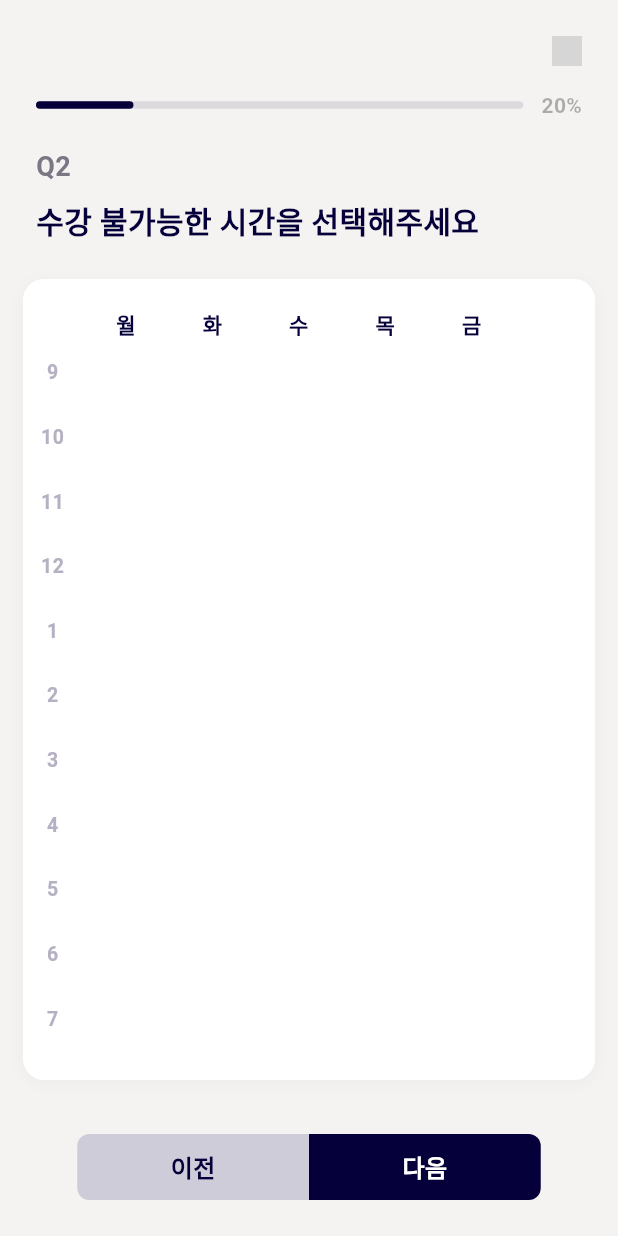
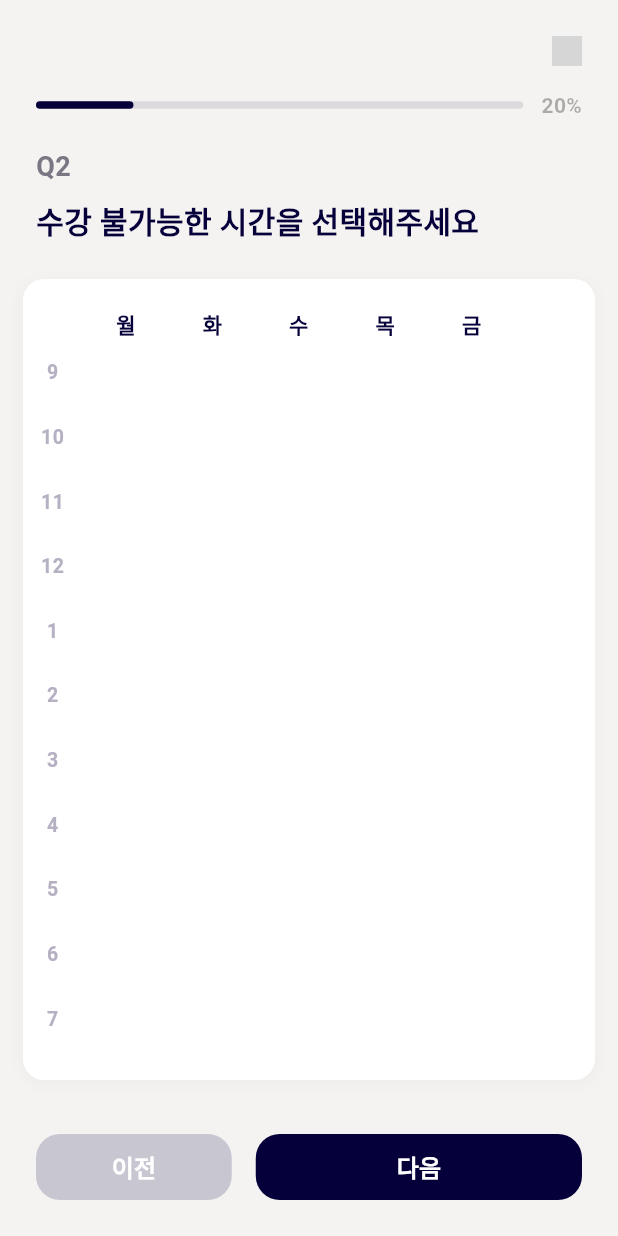
Before and after one commit to dwkim0101/ciffy-application, a Flutter app: the TimetableQ2 screen opened directly with empty values, on a phone screen of 412 x 824 dp. Run offline on Flutter 3.47's test engine with Material 3 defaults, Android fonts, the phone set to English and light mode, and no system bars; our stand-ins replace flutter_svg; Roboto replaces fonts that are missing (Pretendard); project files that could hold a hidden picture were left out; grey boxes are pictures that could not be loaded.

Commit message:
🐛 Button design bug fixed

```diff
--- a/lib/screens/timetable/timetable_q2.dart
+++ b/lib/screens/timetable/timetable_q2.dart
@@ -419,62 +419,55 @@ class TimetableQ2ButtonBar extends StatelessWidget {
   @override
   Widget build(BuildContext context) {
     return Center(
-      child: Container(
-        width: 309,
-        height: 44,
-        decoration: BoxDecoration(
-          color: Colors.white,
-          borderRadius: BorderRadius.circular(8),
-        ),
       child: Row(
+        mainAxisAlignment: MainAxisAlignment.center,
         children: [
           Expanded(
-              child: GestureDetector(
-                onTap: onPrev,
-                child: Container(
+            flex: 3,
+            child: SizedBox(
               height: 44,
-                  decoration: const BoxDecoration(
-                    color: Color(0x3306003A), // #06003A, 20% opacity
-                    borderRadius: BorderRadius.only(
-                      topLeft: Radius.circular(8),
-                      bottomLeft: Radius.circular(8),
+              child: ElevatedButton(
+                onPressed: onPrev,
+                style: ElevatedButton.styleFrom(
+                  backgroundColor: const Color(0xFFC8C6D1), // 연보라
+                  foregroundColor: Colors.white,
+                  shape: RoundedRectangleBorder(
+                    borderRadius: BorderRadius.circular(16),
                   ),
+                  elevation: 0,
                 ),
-                  child: const Center(
-                    child: Text(
+                child: const Text(
                   '이전',
                   style: TextStyle(
                     fontFamily: 'Pretendard',
                     fontWeight: FontWeight.w600,
                     fontSize: 16,
-                        color: Color(0xFF06003A),
                   ),
                 ),
               ),
             ),
           ),
+          const SizedBox(width: 16),
+          Expanded(
+            flex: 5,
+            child: SizedBox(
+              height: 44,
+              child: ElevatedButton(
+                onPressed: onNext,
+                style: ElevatedButton.styleFrom(
+                  backgroundColor: const Color(0xFF06003A), // 남색
+                  foregroundColor: Colors.white,
+                  shape: RoundedRectangleBorder(
+                    borderRadius: BorderRadius.circular(16),
                   ),
-            Expanded(
-              child: GestureDetector(
-                onTap: onNext,
-                child: Container(
-                  height: 44,
-                  decoration: const BoxDecoration(
-                    color: Color(0xFF06003A),
-                    borderRadius: BorderRadius.only(
-                      topRight: Radius.circular(8),
-                      bottomRight: Radius.circular(8),
+                  elevation: 0,
                 ),
-                  ),
-                  child: const Center(
-                    child: Text(
+                child: const Text(
                   '다음',
                   style: TextStyle(
                     fontFamily: 'Pretendard',
                     fontWeight: FontWeight.w600,
                     fontSize: 16,
-                        color: Colors.white,
-                      ),
                   ),
                 ),
               ),
@@ -482,7 +475,6 @@ class TimetableQ2ButtonBar extends StatelessWidget {
           ),
         ],
       ),
-      ),
     );
   }
 }
```
Lines whose indentation alone changed are shown as unchanged.
